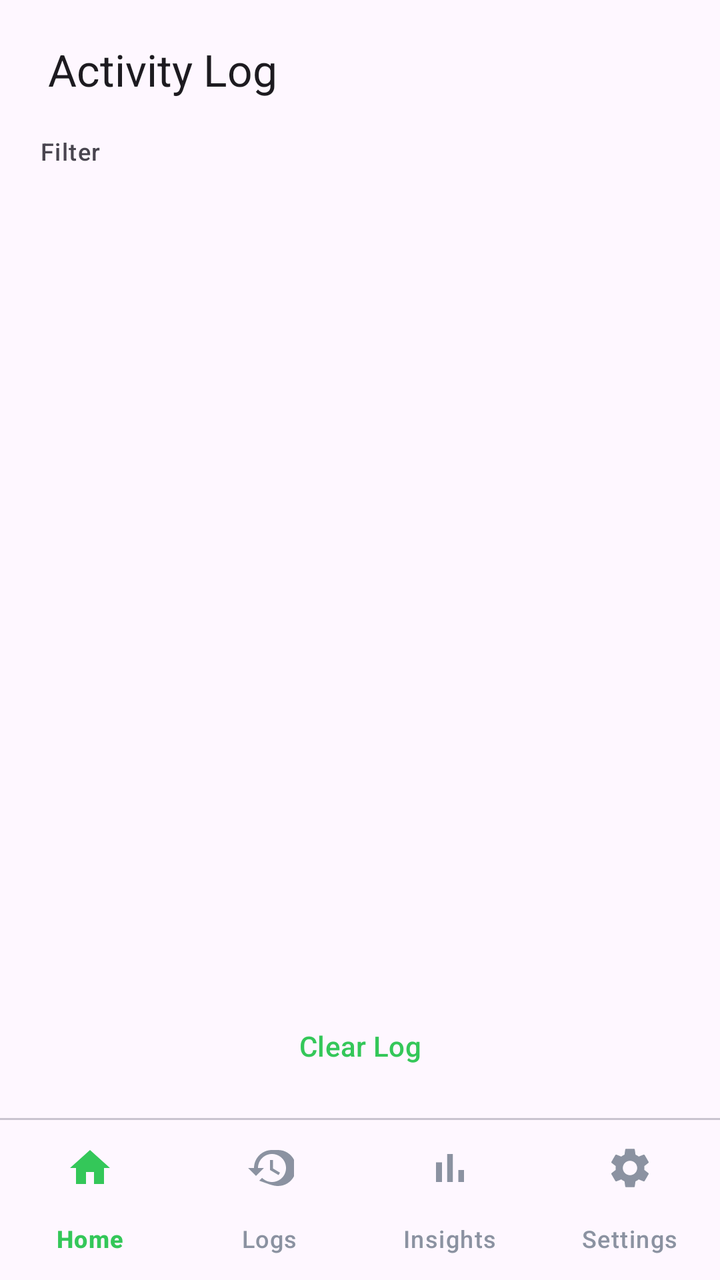
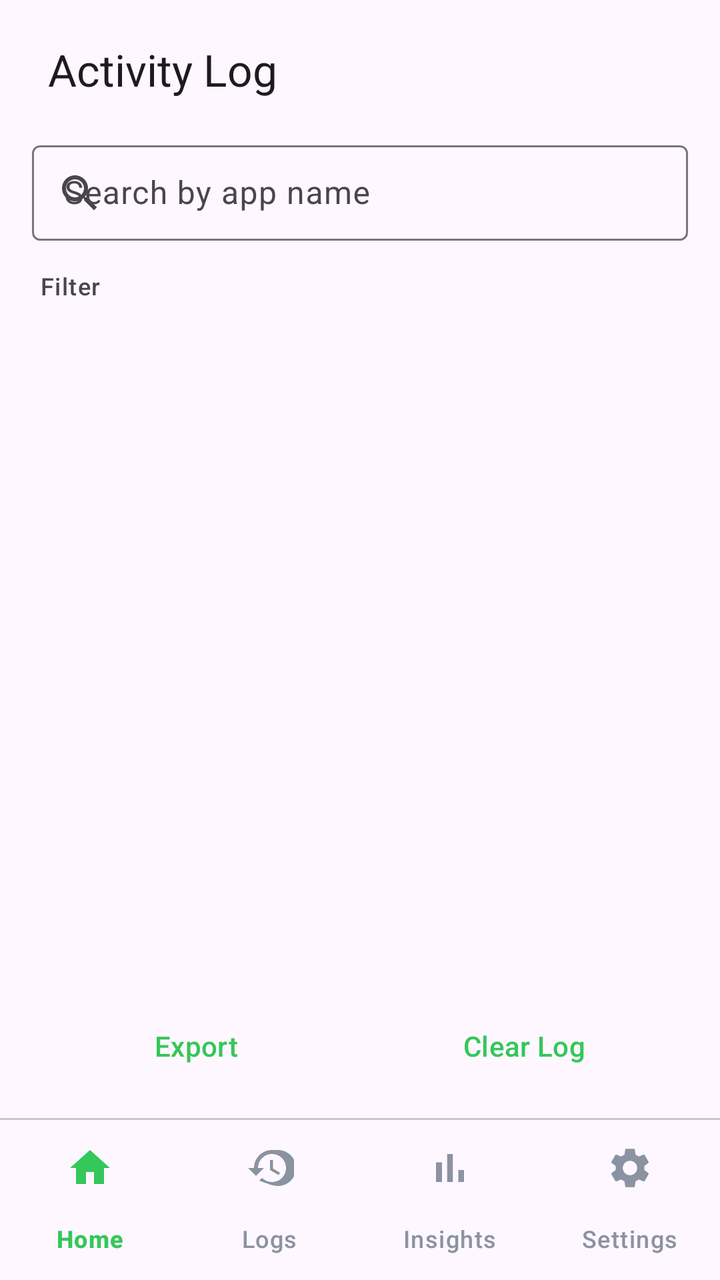

Compare the two renders of this Android layout. The source of the first and the diff that turns it into the second are given below.
<!-- AndroidManifest.xml: application theme Theme.YPI -->
<!-- res/layout/activity_logs.xml -->
<?xml version="1.0" encoding="utf-8"?>
<LinearLayout xmlns:android="http://schemas.android.com/apk/res/android"
    xmlns:app="http://schemas.android.com/apk/res-auto"
    android:layout_width="match_parent"
    android:layout_height="match_parent"
    android:orientation="vertical"
    android:background="?attr/colorSurface">

    
    <TextView
        android:layout_width="wrap_content"
        android:layout_height="wrap_content"
        android:text="@string/log_title"
        android:textAppearance="?attr/textAppearanceTitleLarge"
        android:textColor="?attr/colorOnSurface"
        android:paddingHorizontal="24dp"
        android:paddingTop="20dp"
        android:paddingBottom="4dp" />

    
    <com.google.android.material.card.MaterialCardView
        android:id="@+id/usageAccessBanner"
        android:layout_width="match_parent"
        android:layout_height="wrap_content"
        android:layout_marginHorizontal="16dp"
        android:layout_marginTop="12dp"
        android:visibility="gone"
        app:cardCornerRadius="14dp"
        app:cardElevation="0dp"
        app:cardBackgroundColor="?attr/colorPrimaryContainer">

        <LinearLayout
            android:layout_width="match_parent"
            android:layout_height="wrap_content"
            android:orientation="vertical"
            android:padding="16dp">

            <TextView
                android:layout_width="wrap_content"
                android:layout_height="wrap_content"
                android:text="@string/usage_access_title"
                android:textAppearance="?attr/textAppearanceTitleSmall"
                android:textColor="?attr/colorOnPrimaryContainer" />

            <TextView
                android:layout_width="wrap_content"
                android:layout_height="wrap_content"
                android:text="@string/usage_access_desc"
                android:textAppearance="?attr/textAppearanceBodySmall"
                android:textColor="?attr/colorOnPrimaryContainer"
                android:layout_marginTop="4dp"
                android:layout_marginBottom="12dp" />

            <com.google.android.material.button.MaterialButton
                android:id="@+id/btnGrantUsageAccess"
                style="@style/Widget.Material3.Button.TonalButton"
                android:layout_width="wrap_content"
                android:layout_height="wrap_content"
                android:text="@string/grant" />

        </LinearLayout>
    </com.google.android.material.card.MaterialCardView>

    
    <TextView
        android:layout_width="wrap_content"
        android:layout_height="wrap_content"
        android:text="@string/filter_label"
        android:textAppearance="?attr/textAppearanceLabelMedium"
        android:textColor="?attr/colorOnSurfaceVariant"
        android:layout_marginStart="20dp"
        android:layout_marginTop="14dp" />

    <HorizontalScrollView
        android:layout_width="match_parent"
        android:layout_height="wrap_content"
        android:scrollbars="none"
        android:overScrollMode="never">

        <com.google.android.material.chip.ChipGroup
            android:id="@+id/filterChips"
            android:layout_width="wrap_content"
            android:layout_height="wrap_content"
            android:paddingHorizontal="16dp"
            android:paddingTop="8dp"
            app:singleSelection="true"
            app:singleLine="true" />

    </HorizontalScrollView>

    
    <androidx.recyclerview.widget.RecyclerView
        android:id="@+id/recyclerLog"
        android:layout_width="match_parent"
        android:layout_height="0dp"
        android:layout_weight="1"
        android:layout_marginTop="8dp"
        android:clipToPadding="false"
        android:paddingBottom="12dp" />

    <TextView
        android:id="@+id/emptyState"
        android:layout_width="match_parent"
        android:layout_height="0dp"
        android:layout_weight="1"
        android:gravity="center"
        android:text="@string/log_empty"
        android:textAppearance="?attr/textAppearanceBodyMedium"
        android:textColor="?attr/colorOnSurfaceVariant"
        android:visibility="gone" />

    
    <com.google.android.material.button.MaterialButton
        android:id="@+id/btnClearLog"
        style="@style/Widget.Material3.Button.TextButton"
        android:layout_width="match_parent"
        android:layout_height="wrap_content"
        android:layout_marginHorizontal="16dp"
        android:layout_marginTop="4dp"
        android:layout_marginBottom="12dp"
        android:text="@string/clear_log" />

    <View
        android:layout_width="match_parent"
        android:layout_height="1dp"
        android:background="?attr/colorOutlineVariant" />

    <include
        android:id="@+id/bottomNavInclude"
        layout="@layout/bottom_nav_bar" />

</LinearLayout>
<!-- res/layout/bottom_nav_bar.xml (included above) -->
<?xml version="1.0" encoding="utf-8"?>
<com.google.android.material.bottomnavigation.BottomNavigationView
    xmlns:android="http://schemas.android.com/apk/res/android"
    xmlns:app="http://schemas.android.com/apk/res-auto"
    android:id="@+id/bottomNav"
    android:layout_width="match_parent"
    android:layout_height="wrap_content"
    android:background="?attr/colorSurface"
    app:elevation="0dp"
    app:itemIconTint="@color/nav_icon_tint"
    app:itemTextColor="@color/nav_icon_tint"
    app:labelVisibilityMode="labeled"
    app:menu="@menu/bottom_nav_menu" />
<!-- resources referenced by this layout -->
<resources>
  <string name="clear_log">Clear Log</string>
  <string name="filter_label">Filter</string>
  <string name="grant">Grant</string>
  <string name="log_empty">No sensor activity logged yet</string>
  <string name="log_title">Activity Log</string>
  <string name="usage_access_desc">Grant Usage Access so YPI can show which app was active, and measure real per-app WiFi usage. Without it, entries show as "Unknown app." This is a local, on-device permission — no data ever leaves your phone.</string>
  <string name="usage_access_title">App labels need Usage Access</string>
  <style name="Theme.YPI" parent="Theme.Material3.DayNight.NoActionBar">
          <item name="colorPrimary">@color/color_camera</item>
          <item name="colorOnPrimary">@color/white</item>
          <item name="colorPrimaryContainer">#1A3D26</item>
          <item name="colorOnPrimaryContainer">@color/color_camera</item>
  
          
          <item name="android:statusBarColor">@android:color/transparent</item>
          <item name="android:windowDrawsSystemBarBackgrounds">true</item>
      </style>
  <color name="color_camera">#34C759</color>
  <color name="white">#FFFFFF</color>
</resources>

<!-- the commit's change to res/layout/activity_logs.xml (unified diff, before → after) -->
@@ -62,6 +62,25 @@
     </com.google.android.material.card.MaterialCardView>
 
     
+    <com.google.android.material.textfield.TextInputLayout
+        android:layout_width="match_parent"
+        android:layout_height="wrap_content"
+        android:layout_marginHorizontal="16dp"
+        android:layout_marginTop="14dp"
+        android:hint="@string/search_hint"
+        app:startIconDrawable="@drawable/ic_search"
+        style="@style/Widget.Material3.TextInputLayout.OutlinedBox.Dense">
+
+        <com.google.android.material.textfield.TextInputEditText
+            android:id="@+id/searchInput"
+            android:layout_width="match_parent"
+            android:layout_height="wrap_content"
+            android:inputType="text"
+            android:maxLines="1" />
+
+    </com.google.android.material.textfield.TextInputLayout>
+
+    
     <TextView
         android:layout_width="wrap_content"
         android:layout_height="wrap_content"
@@ -110,15 +129,31 @@
         android:visibility="gone" />
 
     
-    <com.google.android.material.button.MaterialButton
-        android:id="@+id/btnClearLog"
-        style="@style/Widget.Material3.Button.TextButton"
+    <LinearLayout
         android:layout_width="match_parent"
         android:layout_height="wrap_content"
+        android:orientation="horizontal"
         android:layout_marginHorizontal="16dp"
         android:layout_marginTop="4dp"
-        android:layout_marginBottom="12dp"
-        android:text="@string/clear_log" />
+        android:layout_marginBottom="12dp">
+
+        <com.google.android.material.button.MaterialButton
+            android:id="@+id/btnExportLog"
+            style="@style/Widget.Material3.Button.TextButton"
+            android:layout_width="0dp"
+            android:layout_height="wrap_content"
+            android:layout_weight="1"
+            android:text="@string/export_log" />
+
+        <com.google.android.material.button.MaterialButton
+            android:id="@+id/btnClearLog"
+            style="@style/Widget.Material3.Button.TextButton"
+            android:layout_width="0dp"
+            android:layout_height="wrap_content"
+            android:layout_weight="1"
+            android:text="@string/clear_log" />
+
+    </LinearLayout>
 
     <View
         android:layout_width="match_parent"
<!-- resource entries referenced after the edit -->
@@ -1,10 +1,24 @@
 <!-- resources referenced by this layout -->
 <resources>
+  <!-- drawable ic_search (drawable) -->
+  <?xml version="1.0" encoding="utf-8"?>
+  <vector xmlns:android="http://schemas.android.com/apk/res/android"
+      android:width="24dp"
+      android:height="24dp"
+      android:viewportWidth="24"
+      android:viewportHeight="24"
+      android:tint="?attr/colorOnSurfaceVariant">
+      <path
+          android:fillColor="@android:color/white"
+          android:pathData="M15.5,14h-0.79l-0.28,-0.27C15.41,12.59 16,11.11 16,9.5 16,5.91 13.09,3 9.5,3S3,5.91 3,9.5 5.91,16 9.5,16c1.61,0 3.09,-0.59 4.23,-1.57l0.27,0.28v0.79l5,4.99L20.49,19l-4.99,-5zM9.5,14C7.01,14 5,11.99 5,9.5S7.01,5 9.5,5 14,7.01 14,9.5 11.99,14 9.5,14z"/>
+  </vector>
   <string name="clear_log">Clear Log</string>
+  <string name="export_log">Export</string>
   <string name="filter_label">Filter</string>
   <string name="grant">Grant</string>
   <string name="log_empty">No sensor activity logged yet</string>
   <string name="log_title">Activity Log</string>
+  <string name="search_hint">Search by app name</string>
   <string name="usage_access_desc">Grant Usage Access so YPI can show which app was active, and measure real per-app WiFi usage. Without it, entries show as "Unknown app." This is a local, on-device permission — no data ever leaves your phone.</string>
   <string name="usage_access_title">App labels need Usage Access</string>
   <style name="Theme.YPI" parent="Theme.Material3.DayNight.NoActionBar">
